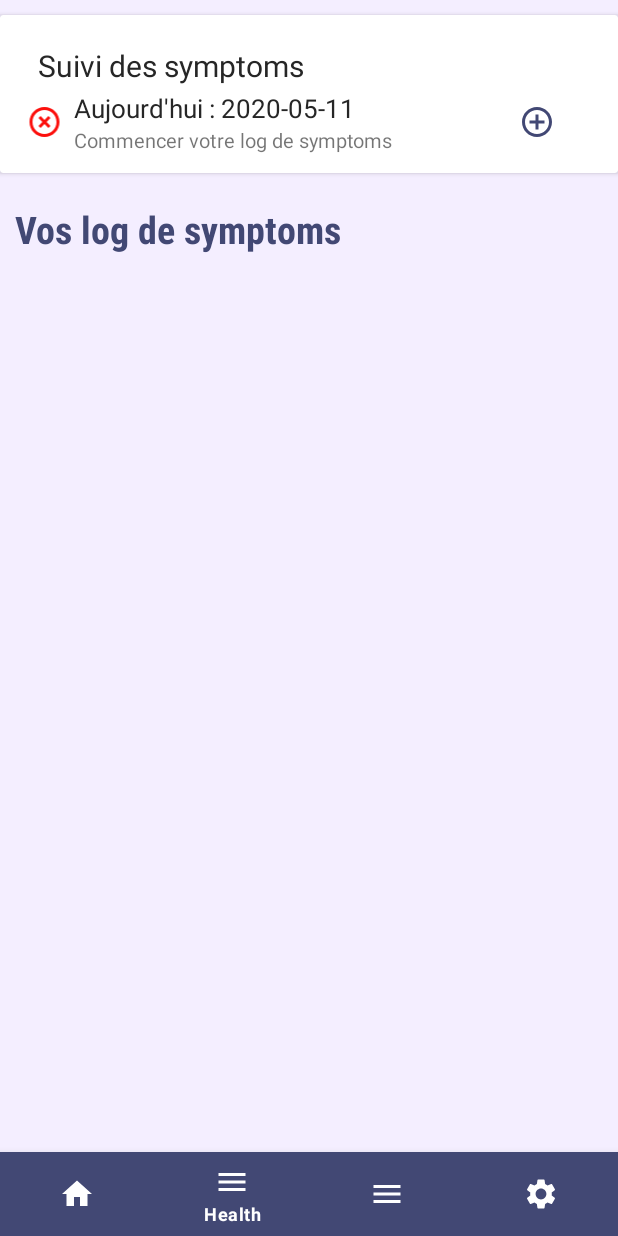
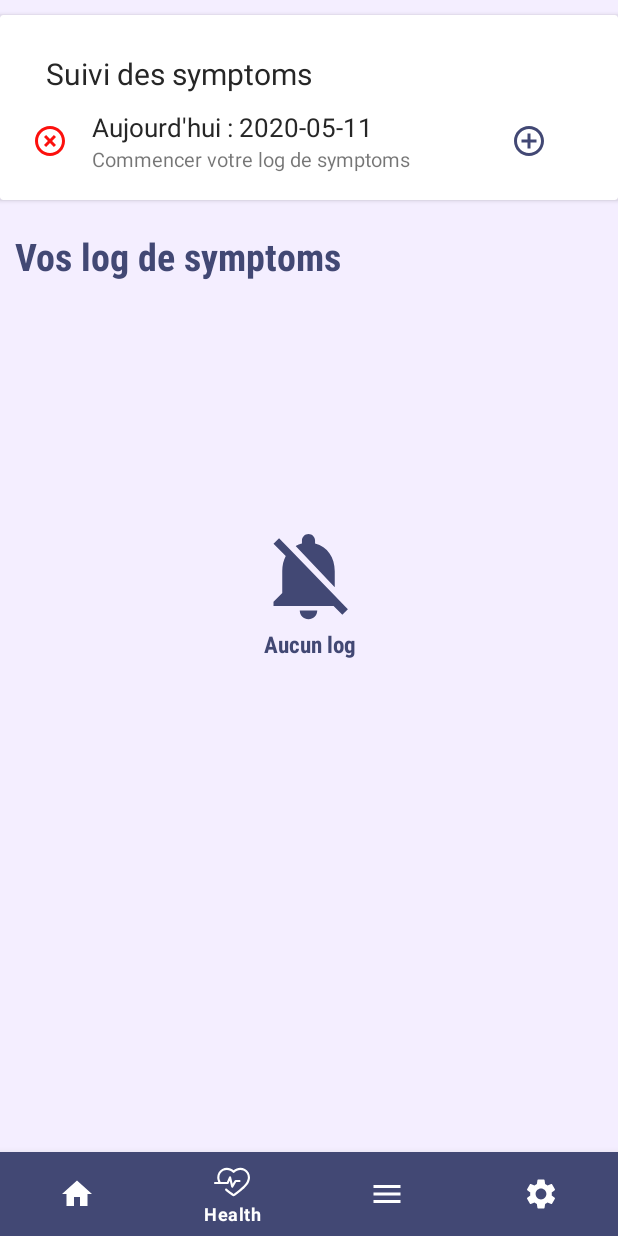
Before and after one commit to outcast292/EST-SFE-CovidTracker-app, an Android app: the fragment AddSymptomFragment placed in its activity, item 2 of the bottom bar chosen, on a phone screen of 412 x 824 dp. Run offline under Robolectric (Android 15) with nearby library versions, the phone set to English and light mode, and no system bars; our stand-ins replace Firebase (no records; nobody signed in at launch, a user with empty details on screens opened directly).

Commit message:
fixed all bugs in symptoms

```diff
--- a/app/src/main/java/com/example/covidtracker/ui/activities/fragments/healthFragment.java
+++ b/app/src/main/java/com/example/covidtracker/ui/activities/fragments/healthFragment.java
@@ -26,8 +26,8 @@ import java.util.Date;
 public class healthFragment extends Fragment {
     private static final String TAG = "healthFragment" ;
     ImageButton add;
-    ImageView icon;
-    TextView date,status;
+    ImageView icon,noLog;
+    TextView date,status,noLogText;
     SharedPrefsHelper prefs;
     ListView lv;
     SymptomLogAdapter mAdapter;
@@ -48,7 +48,6 @@ public class healthFragment extends Fragment {
         date = rootview.findViewById(R.id.date_lastcheck);
         icon = rootview.findViewById(R.id.statusIcon);
         lv = rootview.findViewById(R.id.lisstview);
-        mAdapter = new SymptomLogAdapter(getContext(), R.layout.symptom_log_layout , prefs.getSymptomsLog());
 
         Date alsoNow = Calendar.getInstance().getTime();
         String nowAsString = new SimpleDateFormat("yyyy-MM-dd").format(now);
@@ -57,7 +56,7 @@ public class healthFragment extends Fragment {
 
         if(nowAsString.equals(prefs.getSymptomsLastdate())){
             add.setVisibility(View.GONE);
-            date.setText("Date du dernier log :" + prefs.getSymptomsLastdate());
+            date.setText("Date du dernier log : " + prefs.getSymptomsLastdate());
             icon.setImageResource(R.drawable.ic_check_circle_outline_24px);
             icon.setColorFilter(getResources().getColor(R.color.smellOfSuccess));
 
@@ -73,6 +72,21 @@ public class healthFragment extends Fragment {
 
         }
 
+        if(prefs.getSymptomsLog() != null && prefs.getSymptomsLog().size() > 0){
+            mAdapter = new SymptomLogAdapter(getContext(), R.layout.symptom_log_layout , prefs.getSymptomsLog());
+            lv.setAdapter(mAdapter);
+            lv.setVisibility(View.VISIBLE);
+            mAdapter.notifyDataSetChanged();
+
+        }else{
+            Log.d(TAG, "emptyy");
+            noLog = rootview.findViewById(R.id.noLog);
+            noLogText = rootview.findViewById(R.id.noLogText);
+            noLog.setVisibility(View.VISIBLE);
+            noLogText.setVisibility(View.VISIBLE);
+        }
+
+
         add.setOnClickListener(new View.OnClickListener() {
            @Override
            public void onClick(View view) {
@@ -81,9 +95,7 @@ public class healthFragment extends Fragment {
        });
 
 
-        lv.setAdapter(mAdapter);
 
-        mAdapter.notifyDataSetChanged();
 
 
 
--- a/app/src/main/java/com/example/covidtracker/ui/symptoms/AddSymptomFragment.java
+++ b/app/src/main/java/com/example/covidtracker/ui/symptoms/AddSymptomFragment.java
@@ -1,7 +1,9 @@
 package com.example.covidtracker.ui.symptoms;
 
+import android.content.DialogInterface;
 import android.os.Bundle;
 
+import androidx.appcompat.app.AlertDialog;
 import androidx.fragment.app.Fragment;
 
 import android.util.Log;
@@ -9,12 +11,18 @@ import android.view.LayoutInflater;
 import android.view.View;
 import android.view.ViewGroup;
 import android.widget.Button;
+import android.widget.CheckBox;
+import android.widget.TextView;
 
 import com.example.covidtracker.R;
 import com.example.covidtracker.SharedPrefsHelper;
+import com.example.covidtracker.ui.activities.fragments.healthFragment;
+import com.example.covidtracker.ui.activities.fragments.homeFragment;
 import com.example.covidtracker.ui.notifications.NotificationAdapter;
 import com.example.covidtracker.ui.notifications.NotificationModel;
 import com.example.covidtracker.ui.symptoms.symptoms_log.SymptomLogModel;
+
+import org.w3c.dom.Text;
 
 import java.util.ArrayList;
 import java.util.HashMap;
@@ -28,9 +36,9 @@ public class AddSymptomFragment extends Fragment {
     android.widget.ListView ListView;
     ArrayList<SymptomModel> symptoms = new ArrayList<SymptomModel>();
     SymptomLogModel log;
-    Button save;
+    Button save,cancel;
     SharedPrefsHelper prefs;
-
+    AlertDialog.Builder builder;
 
 
     @Override
@@ -40,35 +48,78 @@ public class AddSymptomFragment extends Fragment {
         View rootview =  inflater.inflate(R.layout.fragment_add_symptom, container, false);
 
 
-        symptoms.add(new SymptomModel("0 ","Fièvre ","qsfqsfsfd"));
-        symptoms.add(new SymptomModel("1","Douleur abdominale ","Douleur de l'intérieur de l'abdomen ou de la paroi musculaire externe, allant de légère et temporaire à sévère."));
-        symptoms.add(new SymptomModel("2","Frissons ","La sensation d'avoir froid; mais pas nécessairement dans un environnement froid, souvent accompagné de tremblements "));
-        symptoms.add(new SymptomModel("3","Toux ","Un son soudain et puissant pour évacuer l'air et éliminer une irritation de la gorge ou des voies respiratoires"));
-        symptoms.add(new SymptomModel("4","Diarrhée ","Selles molles et liquides qui peuvent survenir fréquemment avec un sentiment d'urgence"));
+        symptoms.add(new SymptomModel("0 ","Fièvre","Une température élevée supérieure à 37°C. Vous vous sentez trop chaud pour toucher sur votre poitrine ou le dos."));
+        symptoms.add(new SymptomModel("1","Douleur abdominale","Douleur de l'intérieur de l'abdomen ou de la paroi musculaire externe, allant de légère et temporaire à sévère."));
+        symptoms.add(new SymptomModel("2","Frissons","La sensation d'avoir froid; mais pas nécessairement dans un environnement froid, souvent accompagné de tremblements "));
+        symptoms.add(new SymptomModel("3","Toux","Un son soudain et puissant pour évacuer l'air et éliminer une irritation de la gorge ou des voies respiratoires"));
+        symptoms.add(new SymptomModel("4","Diarrhée","Selles molles et liquides qui peuvent survenir fréquemment avec un sentiment d'urgence"));
         symptoms.add(new SymptomModel("5","Difficulté à respirer","l'essoufflement, ou dyspnée, est une condition inconfortable qui rend difficile la pénétration complète de l'air dans les poumons"));
-        symptoms.add(new SymptomModel("6","Migraine ","Une sensation douloureuse dans n'importe quelle partie de la tête, allant de forte à terne, qui peut survenir avec d'autres symptômes"));
+        symptoms.add(new SymptomModel("6","Migraine","Une sensation douloureuse dans n'importe quelle partie de la tête, allant de forte à terne, qui peut survenir avec d'autres symptômes"));
         symptoms.add(new SymptomModel("7","Gorge irritée","Douleur ou irritation de la gorge pouvant survenir avec ou sans déglutition, accompagne souvent les infections "));
-        symptoms.add(new SymptomModel("8","Vomissement ","Expulser avec force le contenu de l'estomac de la bouche"));
+        symptoms.add(new SymptomModel("8","Vomissement","Expulser avec force le contenu de l'estomac de la bouche"));
+
+        ViewGroup footer = (ViewGroup)inflater.inflate(R.layout.symptoms_footer,ListView,false);
 
         mAdapter = new SymptomAdapter(getContext(), R.layout.symptom_check , symptoms);
         prefs = new SharedPrefsHelper(getContext());
         ListView  = rootview.findViewById(R.id.lvSympt);
+
+        ListView.addFooterView(footer,null,false);
+
         ListView.setAdapter(mAdapter);
 
+        save = footer.findViewById(R.id.save);
+        cancel = footer.findViewById(R.id.cancel);
+
         mAdapter.notifyDataSetChanged();
-
-        save = rootview.findViewById(R.id.save);
 
         save.setOnClickListener(new View.OnClickListener() {
 
             @Override
             public void onClick(View view) {
-                prefs.setSymptomsLog(mAdapter.getLog());
-                prefs.setSymptomsLastdate(mAdapter.getLog().getDate());
+                if (mAdapter.getLog() != null){
+
+                    if(!mAdapter.getLog().getSymptoms().isEmpty() )
+                    {
+                        prefs.setSymptomsLog(mAdapter.getLog());
+                        prefs.setSymptomsLastdate(mAdapter.getLog().getDate());
+                        getActivity().getSupportFragmentManager().beginTransaction().replace(R.id.fragment, new healthFragment()).commit();
+                    }else{
+                        showDialog("Erreur","Veuiller selectionner des symptoms out annuler.");
+                    }
+                }else{
+                    showDialog("Erreur","Veuiller selectionner des symptoms out annuler.");
+
+                }
 
             }
         });
 
+        cancel.setOnClickListener(new View.OnClickListener() {
+            @Override
+            public void onClick(View view) {
+                getActivity().getSupportFragmentManager().beginTransaction().replace(R.id.fragment, new healthFragment()).commit();
+            }
+        });
+
+
         return rootview;
     }
+
+    public void showDialog(String title, String message){
+
+        builder = new AlertDialog.Builder(getContext());
+
+        builder.setMessage(message)
+                .setCancelable(false)
+                .setPositiveButton("Ok", new DialogInterface.OnClickListener() {
+                    public void onClick(DialogInterface dialog, int id) {
+                        dialog.cancel();
+                    }
+                });
+
+        AlertDialog alert = builder.create();
+        alert.setTitle(title);
+        alert.show();
+    }
 }
--- a/app/src/main/java/com/example/covidtracker/ui/symptoms/SymptomAdapter.java
+++ b/app/src/main/java/com/example/covidtracker/ui/symptoms/SymptomAdapter.java
@@ -7,6 +7,7 @@ import android.view.LayoutInflater;
 import android.view.View;
 import android.view.ViewGroup;
 import android.widget.ArrayAdapter;
+import android.widget.Button;
 import android.widget.CheckBox;
 import android.widget.CompoundButton;
 import android.widget.ImageButton;
@@ -36,6 +37,7 @@ public class SymptomAdapter extends ArrayAdapter<SymptomModel> {
     private int lastPosition = -1;
     private ArrayList<SymptomModel> list ;
     private ArrayList<SymptomLogModel> logModel = new ArrayList<SymptomLogModel>(0) ;
+    Button clear;
 
     Date now = new Date();
 
@@ -116,9 +118,12 @@ public class SymptomAdapter extends ArrayAdapter<SymptomModel> {
 
                 if(b){
                     chosen.add(list.get(position).getName());
+
                 }else{
                     chosen.remove(list.get(position).getName());
                 }
+
+                Log.d(TAG, "onCheckedChanged: chosen " + chosen.toString());
 
                 Date alsoNow = Calendar.getInstance().getTime();
                 String nowAsString = new SimpleDateFormat("yyyy-MM-dd").format(now);
@@ -142,4 +147,5 @@ public class SymptomAdapter extends ArrayAdapter<SymptomModel> {
 
 
 
+
 }
--- /dev/null
+++ b/app/src/main/res/drawable/ic_lifeline_in_a_heart_outline.xml
@@ -0,0 +1,9 @@
+<vector xmlns:android="http://schemas.android.com/apk/res/android"
+    android:width="94.006dp"
+    android:height="94.005dp"
+    android:viewportWidth="94.006"
+    android:viewportHeight="94.005">
+  <path
+      android:fillColor="#FF000000"
+      android:pathData="M94.006,35.071c0,2.673 -0.438,5.31 -1.288,7.845c-3.993,18.067 -38.521,39.923 -39.99,40.853c-0.459,0.285 -0.974,0.434 -1.499,0.434c-0.524,0 -1.046,-0.132 -1.505,-0.434c-0.395,-0.257 -10.123,-6.396 -19.986,-14.834c-1.181,-1.018 -1.305,-2.774 -0.314,-3.95c1.015,-1.166 2.769,-1.308 3.952,-0.317c7.352,6.281 14.782,11.359 17.867,13.405c10.37,-6.761 33.263,-23.962 36.069,-36.648c0.733,-2.241 1.064,-4.279 1.064,-6.348c0,-7.202 -3.921,-13.841 -10.235,-17.319c-8.063,-4.474 -18.856,-2.411 -24.755,4.7c-1.06,1.284 -3.24,1.284 -4.32,0c-5.917,-7.116 -16.702,-9.163 -24.754,-4.708c-6.334,3.486 -10.255,10.121 -10.255,17.316c0,2.055 0.348,4.102 0.996,6.079c0.416,1.85 1.212,3.659 2.225,5.536h16.356l5.617,-12.909c0.481,-1.105 1.63,-1.8 2.812,-1.676c1.204,0.105 2.208,0.971 2.476,2.147l4.135,17.482l5.349,-8.771c0.504,-0.833 1.411,-1.342 2.391,-1.342h10.151c1.545,0 2.801,1.251 2.801,2.803c0,1.544 -1.256,2.802 -2.801,2.802h-8.578l-8.058,13.236c-0.514,0.844 -1.42,1.348 -2.383,1.348c-0.153,0 -0.301,-0.012 -0.438,-0.033c-1.129,-0.181 -2.018,-1.013 -2.289,-2.118L41.04,43.726l-2.986,6.873c-0.446,1.033 -1.457,1.685 -2.572,1.685H2.802C1.268,52.283 0,51.029 0,49.482c0,-1.544 1.268,-2.802 2.802,-2.802h8.217c-0.583,-1.391 -1.054,-2.741 -1.346,-4.047c-0.782,-2.268 -1.205,-4.909 -1.205,-7.568c0,-9.242 5.026,-17.751 13.147,-22.225c9.406,-5.203 21.853,-3.567 29.626,3.737c7.752,-7.305 20.19,-8.94 29.612,-3.737C88.964,17.308 94.006,25.823 94.006,35.071z"/>
+</vector>
--- a/app/src/main/res/layout/fragment_health.xml
+++ b/app/src/main/res/layout/fragment_health.xml
@@ -27,7 +27,33 @@
         android:layout_below="@id/symptoms_reminder"
         />
 
-        <LinearLayout
+
+    <ImageView
+        android:id="@+id/noLog"
+        android:layout_width="70dp"
+        android:layout_height="70dp"
+        android:src="@drawable/ic_notifications_off_24px"
+        android:visibility="gone"
+        android:tint="@color/text"
+        android:layout_centerInParent="true"
+        />
+    <TextView
+        android:id="@+id/noLogText"
+        android:layout_width="match_parent"
+        android:layout_height="wrap_content"
+        android:fontFamily="sans-serif-condensed"
+        android:text="Aucun log"
+        android:textSize="15sp"
+        android:textStyle="bold"
+        android:textColor="@color/text"
+        android:layout_below="@id/noLog"
+        android:layout_centerInParent="true"
+        android:gravity="center"
+        android:visibility="gone"
+        />
+
+
+    <LinearLayout
             android:layout_width="match_parent"
             android:layout_height="wrap_content"
             android:orientation="vertical"
@@ -35,7 +61,8 @@
             <ListView
                 android:id="@+id/lisstview"
                 android:layout_width="match_parent"
-                android:layout_height="match_parent" />
+                android:layout_height="match_parent"
+                android:visibility="gone"/>
 
 
         </LinearLayout>
--- a/app/src/main/res/layout/symptoms_reminder.xml
+++ b/app/src/main/res/layout/symptoms_reminder.xml
@@ -1,7 +1,8 @@
 <?xml version="1.0" encoding="utf-8"?>
 <LinearLayout
     xmlns:android="http://schemas.android.com/apk/res/android" android:layout_width="match_parent"
-    android:layout_height="match_parent">
+    android:layout_height="match_parent"
+    >
 
     <androidx.cardview.widget.CardView
         android:id="@+id/addnewsymptom"
@@ -15,12 +16,13 @@
             android:layout_width="match_parent"
             android:layout_height="match_parent"
             android:orientation="vertical"
-            android:padding="10dp">
+            android:padding="15dp">
 
             <LinearLayout
                 android:layout_width="match_parent"
                 android:layout_height="wrap_content"
-                android:orientation="vertical">
+                android:orientation="vertical"
+                android:layout_marginBottom="7dp">
 
                 <TextView
                     android:layout_width="match_parent"
@@ -47,6 +49,7 @@
                     android:tint="@color/smellOfSuccess"
                     android:layout_weight="2"
                     android:layout_gravity="center_vertical"
+                    android:layout_marginRight="10dp"
                     />
 
                 <LinearLayout
--- a/app/src/main/res/menu/bottom_navigation_menu.xml
+++ b/app/src/main/res/menu/bottom_navigation_menu.xml
@@ -5,7 +5,7 @@
         android:icon="@drawable/ic_home_black_18dp"/>
     <item android:title="Health"
         android:id="@+id/nav_health"
-        android:icon="@drawable/ic_menu_24px"/>
+        android:icon="@drawable/ic_lifeline_in_a_heart_outline"/>
     <item android:title="Notifications"
         android:id="@+id/nav_notifs"
         android:icon="@drawable/ic_menu_24px"/>
--- a/app/src/main/res/values/strings.xml
+++ b/app/src/main/res/values/strings.xml
@@ -11,6 +11,7 @@
     <string name="meeting_explanation">Quelqu\'un avec qui vous étiez à proximité a été diagnostiqué positif pour covid-19.</string>
     <string name="contact_medic">Veuillez contacter votre medecin!</string>
     <string name="disclaimer">Toute information collectée par Covid Tracker est sécurisé, avec maintien de votre vie privée.</string>
+    <string name="disclaimer1">Ces informations sont enregistrer sur votre appareil, et restent privées pour vous.</string>
     <string name="text_permissions">En vous inscrivant, vous acceptez de:</string>
     <string name="text_permissions_1">- Surveiller et stocker les personnes avec lesquelles vous entrez en contact (l\'identité reste inconnue)</string>
     <string name="text_permissions_2">- Stockage de votre numéro de téléphone</string>
```
Also changed, not shown: app/src/main/java/com/example/covidtracker/ui/symptoms/symptoms_log/SymptomLogAdapter.java (+4 -4 lines), app/src/main/res/layout/fragment_add_symptom.xml (+0 -8 lines), app/src/main/res/layout/symptoms_footer.xml (added, +46 -0 lines).
